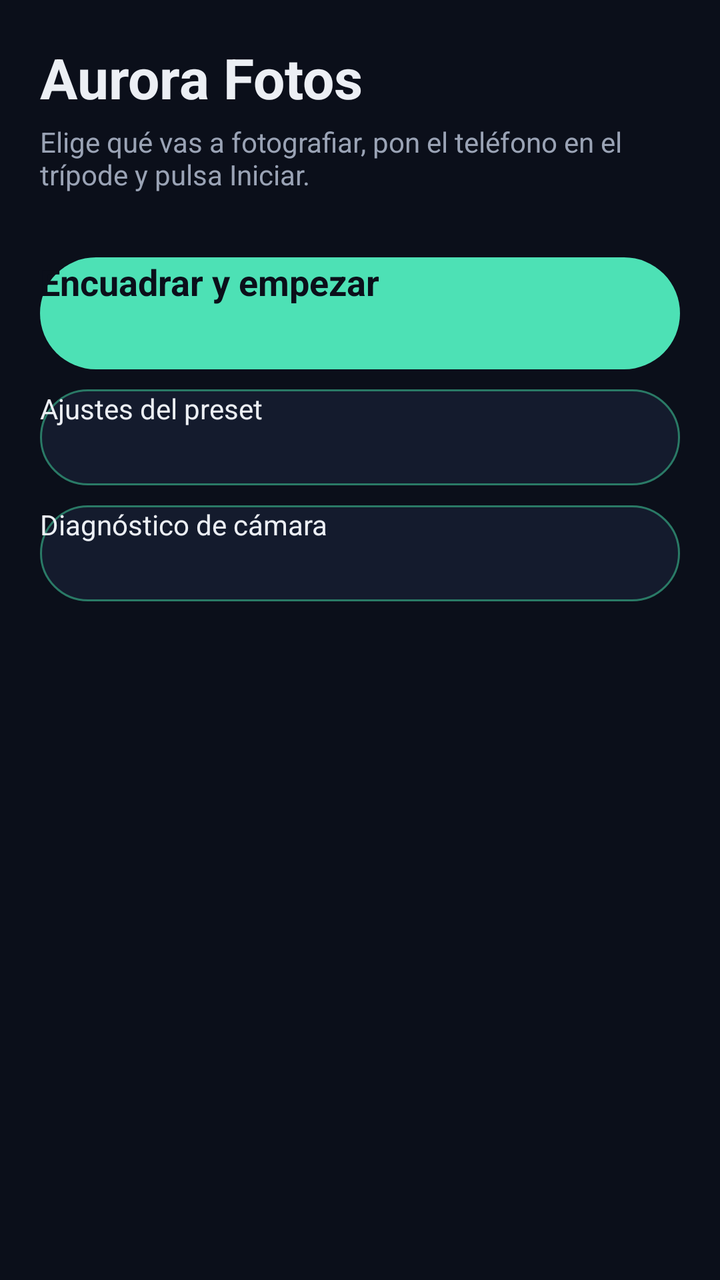
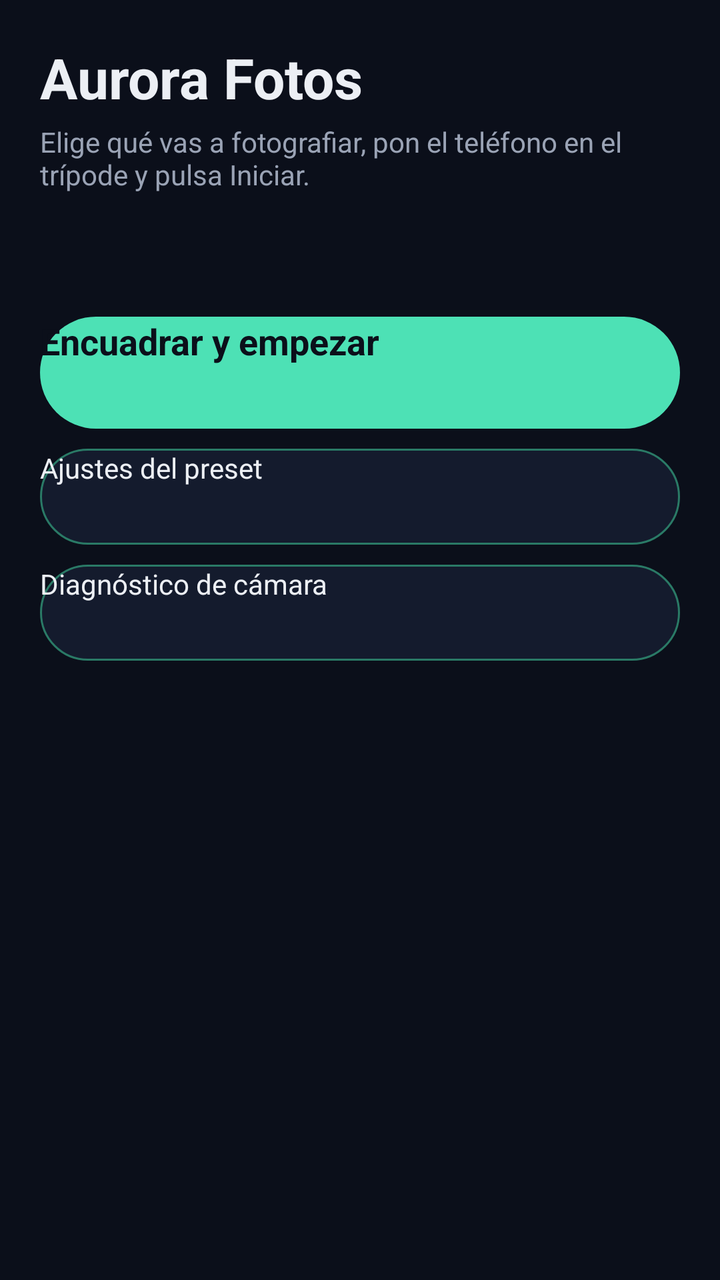

Compare the two renders of this Android layout. The source of the first and the diff that turns it into the second are given below.
<!-- AndroidManifest.xml: application theme Theme.AuroraFotos -->
<!-- res/layout/activity_main.xml -->
<?xml version="1.0" encoding="utf-8"?>
<ScrollView xmlns:android="http://schemas.android.com/apk/res/android"
    android:layout_width="match_parent"
    android:layout_height="match_parent"
    android:fillViewport="true">

    <LinearLayout
        android:layout_width="match_parent"
        android:layout_height="wrap_content"
        android:orientation="vertical"
        android:padding="20dp">

        <TextView
            android:layout_width="match_parent"
            android:layout_height="wrap_content"
            android:text="@string/app_name"
            android:textColor="@color/text"
            android:textSize="28sp"
            android:textStyle="bold" />

        <TextView
            android:layout_width="match_parent"
            android:layout_height="wrap_content"
            android:layout_marginTop="4dp"
            android:text="@string/main_subtitle"
            android:textColor="@color/text_dim"
            android:textSize="14sp" />

        <LinearLayout
            android:id="@+id/presetList"
            android:layout_width="match_parent"
            android:layout_height="wrap_content"
            android:layout_marginTop="16dp"
            android:orientation="vertical" />

        <TextView
            android:id="@+id/statusText"
            android:layout_width="match_parent"
            android:layout_height="wrap_content"
            android:layout_marginTop="12dp"
            android:textColor="@color/accent"
            android:textSize="14sp"
            android:visibility="gone" />

        <Button
            android:id="@+id/btnStart"
            android:layout_width="match_parent"
            android:layout_height="56dp"
            android:layout_marginTop="16dp"
            android:background="@drawable/bg_button"
            android:text="@string/btn_frame"
            android:textAllCaps="false"
            android:textColor="@color/bg"
            android:textSize="18sp"
            android:textStyle="bold" />

        <Button
            android:id="@+id/btnSettings"
            android:layout_width="match_parent"
            android:layout_height="48dp"
            android:layout_marginTop="10dp"
            android:background="@drawable/bg_button_secondary"
            android:text="@string/btn_settings"
            android:textAllCaps="false"
            android:textColor="@color/text" />

        <Button
            android:id="@+id/btnDiag"
            android:layout_width="match_parent"
            android:layout_height="48dp"
            android:layout_marginTop="10dp"
            android:background="@drawable/bg_button_secondary"
            android:text="@string/btn_diagnostics"
            android:textAllCaps="false"
            android:textColor="@color/text" />

        <TextView
            android:id="@+id/versionText"
            android:layout_width="match_parent"
            android:layout_height="wrap_content"
            android:layout_marginTop="16dp"
            android:gravity="center"
            android:textColor="@color/text_dim"
            android:textSize="12sp" />
    </LinearLayout>
</ScrollView>
<!-- resources referenced by this layout -->
<resources>
  <color name="accent">#FF4DE1B5</color>
  <color name="bg">#FF0B0F1A</color>
  <color name="text">#FFECEFF4</color>
  <color name="text_dim">#FF9AA3B5</color>
  <!-- drawable bg_button (drawable) -->
  <?xml version="1.0" encoding="utf-8"?>
  <shape xmlns:android="http://schemas.android.com/apk/res/android" android:shape="rectangle">
      <solid android:color="@color/accent" />
      <corners android:radius="28dp" />
  </shape>
  <!-- drawable bg_button_secondary (drawable) -->
  <?xml version="1.0" encoding="utf-8"?>
  <shape xmlns:android="http://schemas.android.com/apk/res/android" android:shape="rectangle">
      <solid android:color="@color/card" />
      <stroke android:width="1dp" android:color="@color/accent_dim" />
      <corners android:radius="28dp" />
  </shape>
  <string name="app_name">Aurora Fotos</string>
  <string name="btn_diagnostics">Diagnóstico de cámara</string>
  <string name="btn_frame">Encuadrar y empezar</string>
  <string name="btn_settings">Ajustes del preset</string>
  <string name="main_subtitle">Elige qué vas a fotografiar, pon el teléfono en el trípode y pulsa Iniciar.</string>
  <style name="Theme.AuroraFotos" parent="android:Theme.DeviceDefault.NoActionBar">
          <item name="android:windowBackground">@color/bg</item>
          <item name="android:colorBackground">@color/bg</item>
          <item name="android:textColorPrimary">@color/text</item>
          <item name="android:textColorSecondary">@color/text_dim</item>
          <item name="android:colorAccent">@color/accent</item>
          <item name="android:colorPrimary">@color/card</item>
          <item name="android:statusBarColor">@color/bg</item>
          <item name="android:navigationBarColor">@color/bg</item>
          <item name="android:windowLightStatusBar">false</item>
          <item name="android:forceDarkAllowed">false</item>
      </style>
  <color name="card">#FF141B2D</color>
  <color name="accent_dim">#FF2A7A66</color>
</resources>

<!-- the commit's change to res/layout/activity_main.xml (unified diff, before → after) -->
@@ -27,10 +27,25 @@
             android:textSize="14sp" />
 
         <LinearLayout
+            android:id="@+id/moduleTabs"
+            android:layout_width="match_parent"
+            android:layout_height="wrap_content"
+            android:layout_marginTop="16dp"
+            android:orientation="horizontal" />
+
+        <TextView
+            android:id="@+id/moduleHint"
+            android:layout_width="match_parent"
+            android:layout_height="wrap_content"
+            android:layout_marginTop="8dp"
+            android:textColor="@color/text_dim"
+            android:textSize="13sp" />
+
+        <LinearLayout
             android:id="@+id/presetList"
             android:layout_width="match_parent"
             android:layout_height="wrap_content"
-            android:layout_marginTop="16dp"
+            android:layout_marginTop="4dp"
             android:orientation="vertical" />
 
         <TextView
